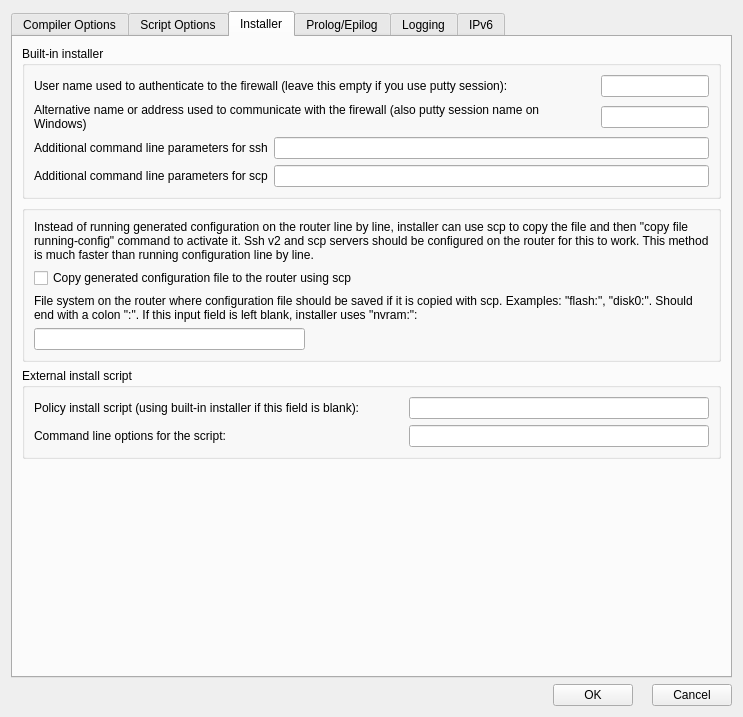
Qt form src/gui/procurveacladvanceddialog_q.ui (fwbuilder/fwbuilder) before a commit.
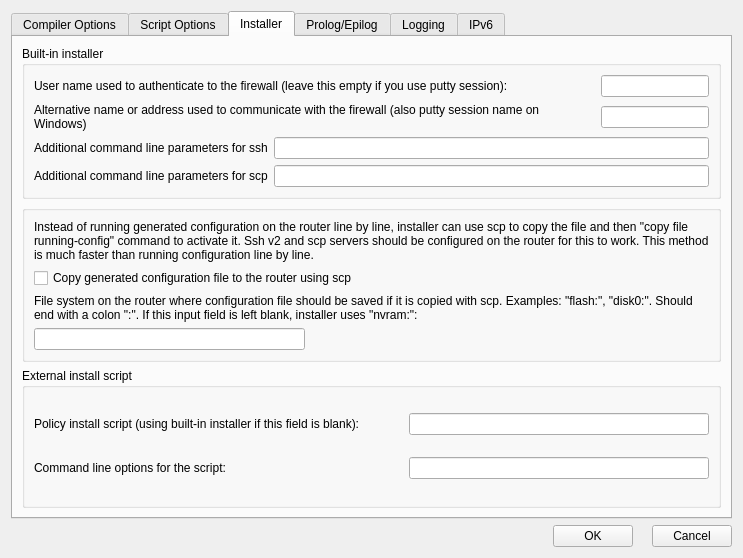
The same form after that commit. The open tabs and pages were chosen to show the change.

Commit message: Fixed #1621: made procurce_acl advanced dialog shorter and wider

What changed in the file:
```diff
--- a/src/gui/procurveacladvanceddialog_q.ui
+++ b/src/gui/procurveacladvanceddialog_q.ui
@@ -10,7 +10,7 @@
     <x>0</x>
     <y>0</y>
     <width>743</width>
-    <height>717</height>
+    <height>558</height>
    </rect>
   </property>
   <property name="windowTitle">
@@ -740,22 +740,6 @@
          </layout>
         </widget>
        </item>
-       <item row="3" column="0">
-        <spacer>
-         <property name="orientation">
-          <enum>Qt::Vertical</enum>
-         </property>
-         <property name="sizeType">
-          <enum>QSizePolicy::Expanding</enum>
-         </property>
-         <property name="sizeHint" stdset="0">
-          <size>
-           <width>20</width>
-           <height>20</height>
-          </size>
-         </property>
-        </spacer>
-       </item>
       </layout>
      </widget>
      <widget class="QWidget" name="prolog_epilog_tab">
```
Left out of the diff: 2 changed lines with no effect on the pictures.
